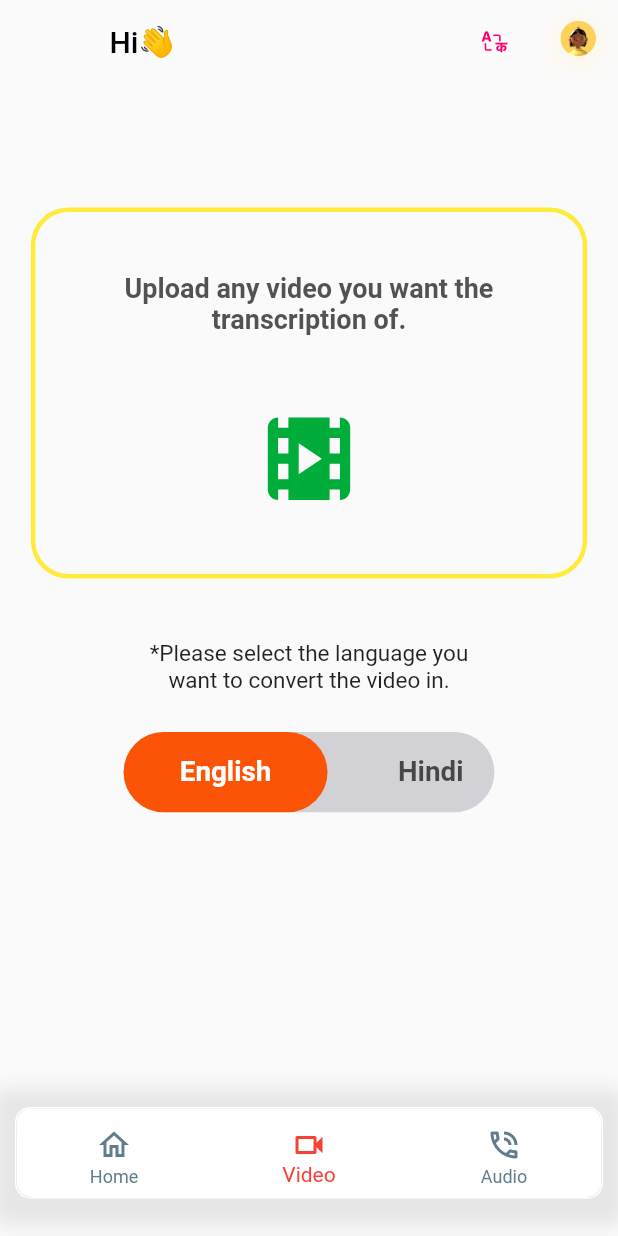
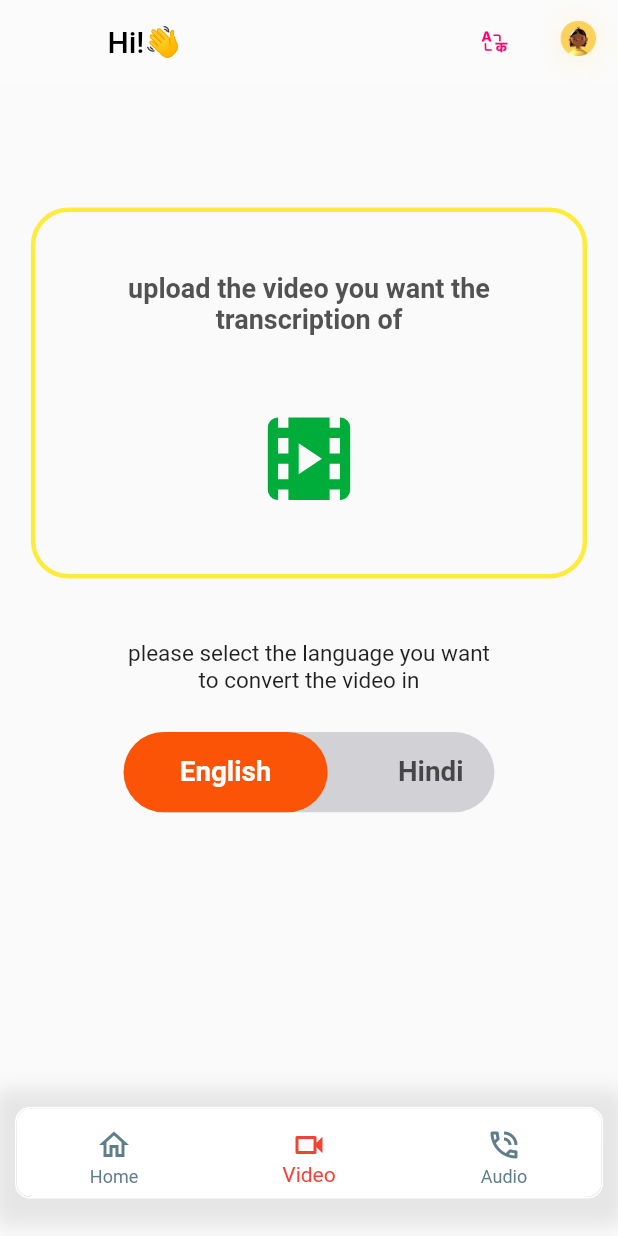
Before and after one commit to bhattabhi013/sih-swarabhaas, a Flutter app: the screen it shows once a user with an empty profile is signed in, item 2 of the bottom bar chosen, on a phone screen of 412 x 824 dp. Run offline on Flutter 3.47's test engine with Material 2 defaults, Android fonts, the phone set to English and light mode, and no system bars; our stand-ins replace firebase_auth, firebase_core, flutter_svg, gallery_saver, get, google_sign_in and 3 more; missing offline and left inert: cloudinary_public, jitsi_meet; accounts and stored records are empty; generated files the repository leaves out were written again; Roboto replaces fonts that are missing (Open-Sauce-Sans, Rubik).

Commit message:
final commit

```diff
--- /dev/null
+++ b/I10n.yaml
@@ -0,0 +1,3 @@
+arb-dir: lib/l10n
+template-arb-file: app_en.arb
+output-localization-file: app_localizations.dart
--- a/lib/home/model/jitsee_meet.dart
+++ b/lib/home/model/jitsee_meet.dart
@@ -1,6 +1,5 @@
 import 'package:firebase_auth/firebase_auth.dart';
 import 'package:flutter/material.dart';
-import 'package:jitsi_meet/feature_flag/feature_flag.dart';
 import 'package:jitsi_meet/jitsi_meet.dart';
 
 class JitseeMeet {
--- a/lib/home/screens/video_screen.dart
+++ b/lib/home/screens/video_screen.dart
@@ -6,7 +6,7 @@ import 'package:provider/provider.dart';
 import 'package:flutter_svg/flutter_svg.dart';
 import 'package:image_picker/image_picker.dart';
 import 'package:percent_indicator/percent_indicator.dart';
-
+import 'package:flutter_gen/gen_l10n/app_localizations.dart';
 import 'package:swarabhaas/home/providers/home_provider.dart';
 import 'package:swarabhaas/home/widgets/toggle_button.dart';
 
@@ -26,6 +26,7 @@ class _VideoScreenState extends State<VideoScreen> {
   Widget build(BuildContext context) {
     final homeProvider = Provider.of<HomePageProvider>(context, listen: true);
     final mediaquery = MediaQuery.of(context);
+    final appLocalization = AppLocalizations.of(context);
     return Scaffold(
       body: Column(
         crossAxisAlignment: CrossAxisAlignment.center,
@@ -41,10 +42,10 @@ class _VideoScreenState extends State<VideoScreen> {
                 borderRadius: BorderRadius.circular(25)),
             child: Column(
               children: [
-                const Text(
-                  'Upload any video you want the transcription of.',
+                Text(
+                  appLocalization.uploadVideo,
                   textAlign: TextAlign.center,
-                  style: TextStyle(
+                  style: const TextStyle(
                     fontFamily: 'Open-Sauce-Sans',
                     fontSize: 18.0,
                     color: Color.fromARGB(221, 56, 56, 56),
@@ -68,10 +69,10 @@ class _VideoScreenState extends State<VideoScreen> {
             // color: Colors.amberAccent,
             height: mediaquery.size.height * 0.05,
             width: mediaquery.size.height * 0.3,
-            child: const Text(
-              '*Please select the language you want to convert the video in.',
+            child: Text(
+              appLocalization.selectLanguage,
               textAlign: TextAlign.center,
-              style: TextStyle(
+              style: const TextStyle(
                 fontFamily: 'Open-Sauce-Sans',
                 fontSize: 15.0,
                 color: Colors.black87,
@@ -79,7 +80,7 @@ class _VideoScreenState extends State<VideoScreen> {
             ),
           ),
           AnimatedToggle(
-            values: ['English', 'Hindi'],
+            values: [appLocalization.english, appLocalization.hindi],
             onToggleCallback: (value) {
               setState(() {
                 _toggleValue = value;
@@ -106,9 +107,9 @@ class _VideoScreenState extends State<VideoScreen> {
                         onPressed: () => getVideo(homeProvider),
                         icon: const Icon(Icons.cloud_download_outlined,
                             color: Colors.white),
-                        label: const Text(
-                          ' Download',
-                          style: TextStyle(
+                        label: Text(
+                          appLocalization.download,
+                          style: const TextStyle(
                             fontFamily: 'Open-Sauce-Sans',
                             fontSize: 20.0,
                             color: Colors.white,
@@ -132,9 +133,9 @@ class _VideoScreenState extends State<VideoScreen> {
                             onPressed: () => sendVideo(homeProvider),
                             icon: const Icon(Icons.cloud_upload_outlined,
                                 color: Colors.white),
-                            label: const Text(
-                              ' Upload',
-                              style: TextStyle(
+                            label: Text(
+                              appLocalization.uploadVideo,
+                              style: const TextStyle(
                                 fontFamily: 'Open-Sauce-Sans',
                                 fontSize: 20.0,
                                 color: Colors.white,
--- /dev/null
+++ b/lib/l10N/i10N.dart
@@ -0,0 +1,18 @@
+import 'package:flutter/material.dart';
+
+class L10n {
+  static final all = [
+    const Locale('en'),
+    const Locale('hi'),
+  ];
+
+  static String getFlag(String code) {
+    switch (code) {
+      case 'hi':
+        return '🇮🇳';
+      case 'en':
+      default:
+        return '🇺🇸';
+    }
+  }
+}
--- a/lib/login/widgets/login_widget.dart
+++ b/lib/login/widgets/login_widget.dart
@@ -1,7 +1,7 @@
 import 'package:flutter/material.dart';
 import 'package:provider/provider.dart';
 import 'package:flutter_svg/flutter_svg.dart';
-
+import 'package:flutter_gen/gen_l10n/app_localizations.dart';
 import '../../utils/alerts.dart';
 import '../providers/google_auth_provider.dart';
 
@@ -12,6 +12,7 @@ class LoginWidget extends StatelessWidget {
   Widget build(BuildContext context) {
     final googleAuth = Provider.of<GoogleSignInProvider>(context);
     final mediaquery = MediaQuery.of(context);
+    final appLocalization = AppLocalizations.of(context);
     return Container(
       height: mediaquery.size.height * 1,
       width: mediaquery.size.width * 1,
@@ -62,7 +63,7 @@ class LoginWidget extends StatelessWidget {
                       ),
                     ),
                     SizedBox(width: 12),
-                    Text('Login with Google'),
+                    Text(appLocalization.loginWithGoogle),
                     SizedBox(width: 12),
                     Icon(Icons.arrow_right_alt_rounded),
                   ],
--- a/lib/main.dart
+++ b/lib/main.dart
@@ -1,12 +1,17 @@
 import 'package:flutter/material.dart';
 import 'package:firebase_core/firebase_core.dart';
 import 'package:firebase_auth/firebase_auth.dart';
+import 'package:flutter_localizations/flutter_localizations.dart';
+import 'package:intl/intl.dart';
 import 'package:provider/provider.dart';
 import 'package:swarabhaas/home/providers/home_provider.dart';
+import 'package:swarabhaas/l10N/i10N.dart';
+import 'package:swarabhaas/tabs/provider/localProvider.dart';
 import 'package:swarabhaas/tabs/screens/tabs_screen.dart';
 import 'firebase_options.dart';
 import 'login/providers/google_auth_provider.dart';
 import 'login/screens/login.dart';
+import 'package:flutter_gen/gen_l10n/app_localizations.dart';
 
 void main() async {
   WidgetsFlutterBinding.ensureInitialized();
@@ -35,18 +40,53 @@ class SwarabhaasApp extends StatelessWidget {
 
 class LandingPage extends StatelessWidget {
   FirebaseAuth auth = FirebaseAuth.instance;
+  Locale? defaultLanguage;
+
   LandingPage({Key? key}) : super(key: key);
   @override
   Widget build(BuildContext context) {
+    //final appLocalization = AppLocalizations.of(context);
     return MultiProvider(
       providers: [
         ChangeNotifierProvider(create: (context) => GoogleSignInProvider()),
         ChangeNotifierProvider(create: (context) => HomePageProvider()),
+        ChangeNotifierProvider(create: (context) => LocaleProvider()),
       ],
-      child: MaterialApp(
-        title: 'Swarabhaas',
-        home: LoginPage(),
-        routes: {'/routes': (ctx) => TabsScreen()},
+      child: ChangeNotifierProvider(
+        create: (_) => LocaleProvider(),
+        child: Consumer<LocaleProvider>(
+            builder: (context, provider, child) => MaterialApp(
+                  locale: Provider.of<LocaleProvider>(context).locale,
+                  title: 'Swarabhaas',
+                  home: const LoginPage(),
+                  supportedLocales: L10n.all,
+                  localizationsDelegates: const [
+                    AppLocalizations.delegate,
+                    GlobalMaterialLocalizations.delegate,
+                    GlobalWidgetsLocalizations.delegate,
+                    GlobalCupertinoLocalizations.delegate,
+                  ],
+                  routes: {'/routes': (ctx) => TabsScreen()},
+                  localeResolutionCallback: (locale, supportedLocales) {
+                    if (defaultLanguage != null) {
+                      Intl.defaultLocale = defaultLanguage!.toLanguageTag();
+                      return defaultLanguage;
+                    }
+                    if (locale == null) {
+                      Intl.defaultLocale =
+                          supportedLocales.first.toLanguageTag();
+                      return supportedLocales.first;
+                    }
+                    for (var supportedLocale in supportedLocales) {
+                      if (supportedLocale.languageCode == locale.languageCode) {
+                        Intl.defaultLocale = supportedLocale.toLanguageTag();
+                        return supportedLocale;
+                      }
+                    }
+                    Intl.defaultLocale = supportedLocales.first.toLanguageTag();
+                    return supportedLocales.first;
+                  },
+                )),
       ),
     );
   }
--- /dev/null
+++ b/lib/tabs/provider/localProvider.dart
@@ -0,0 +1,18 @@
+import 'package:flutter/material.dart';
+
+class LocaleProvider extends ChangeNotifier {
+  Locale? _locale;
+  Locale eng = const Locale('en');
+  Locale hin = const Locale('hi');
+  Locale? get locale => _locale;
+
+  void set() {
+    if (_locale == eng) {
+      _locale = hin;
+    } else {
+      _locale = eng;
+    }
+    _locale = locale;
+    notifyListeners();
+  }
+}
--- a/lib/tabs/screens/tabs_screen.dart
+++ b/lib/tabs/screens/tabs_screen.dart
@@ -7,6 +7,8 @@ import 'package:swarabhaas/home/screens/audioCall_Screen.dart';
 import 'package:swarabhaas/home/screens/home.dart';
 import 'package:swarabhaas/home/screens/video_screen.dart';
 import 'package:swarabhaas/login/providers/google_auth_provider.dart';
+import 'package:swarabhaas/tabs/provider/localProvider.dart';
+import 'package:flutter_gen/gen_l10n/app_localizations.dart';
 
 class TabsScreen extends StatefulWidget {
   const TabsScreen();
@@ -38,6 +40,8 @@ class _TabsScreenState extends State<TabsScreen> {
   Widget build(BuildContext context) {
     final googleAuth = Provider.of<GoogleSignInProvider>(context);
     final mediaquery = MediaQuery.of(context);
+    var selectedLocale = Localizations.localeOf(context).toString();
+    final appLocalizations = AppLocalizations.of(context);
     return Scaffold(
       appBar: AppBar(
         elevation: 0,
@@ -46,10 +50,10 @@ class _TabsScreenState extends State<TabsScreen> {
         title: Row(
           mainAxisAlignment: MainAxisAlignment.spaceAround,
           children: [
-            const Text(
-              'Hi👋',
+            Text(
+              appLocalizations.hi + '👋',
               softWrap: true,
-              style: TextStyle(
+              style: const TextStyle(
                 fontFamily: 'Open-Sauce-Sans',
                 color: Colors.black,
               ),
@@ -67,13 +71,21 @@ class _TabsScreenState extends State<TabsScreen> {
           ],
         ),
         actions: [
-          ClipRRect(
+          InkWell(
+            onTap: () {
+              final provider =
+                  Provider.of<LocaleProvider>(context, listen: false);
+
+              provider.set();
+            },
+            child: ClipRRect(
               borderRadius: BorderRadius.circular(1.0),
               child: SvgPicture.asset(
                 'assets/images/lang.svg',
                 fit: BoxFit.cover,
                 width: mediaquery.size.width * 0.1,
                 height: mediaquery.size.height * 0.1,
+              ),
             ),
           ),
           InkWell(
@@ -124,32 +136,32 @@ class _TabsScreenState extends State<TabsScreen> {
             selectedItemColor: Colors.red,
             currentIndex: _SelectedPageIndex,
             type: BottomNavigationBarType.fixed,
-            items: const [
+            items: [
               BottomNavigationBarItem(
-                  icon: Padding(
+                  icon: const Padding(
                     padding: EdgeInsets.fromLTRB(0.0, 5.0, 0.0, 0.0),
                     child: Icon(
                       Icons.home_outlined,
                     ),
                   ),
-                  label: "Home"),
+                  label: appLocalizations.home),
               BottomNavigationBarItem(
-                icon: Padding(
+                icon: const Padding(
                   padding: EdgeInsets.fromLTRB(0.0, 5.0, 0.0, 0.0),
                   child: Icon(
                     Icons.videocam_outlined,
                   ),
                 ),
-                label: "Video",
+                label: appLocalizations.video,
               ),
               BottomNavigationBarItem(
-                icon: Padding(
+                icon: const Padding(
                   padding: EdgeInsets.fromLTRB(0.0, 5.0, 0.0, 0.0),
                   child: Icon(
                     Icons.phone_in_talk_outlined,
                   ),
                 ),
-                label: "Audio",
+                label: appLocalizations.audio,
               ),
             ],
           ),
@@ -158,6 +170,8 @@ class _TabsScreenState extends State<TabsScreen> {
     );
   }
 
+  void changeLang() {}
+
   void signOut(GoogleSignInProvider gAuth) {
     if (user!.providerData[0].providerId == "google.com") {
       // signed via google
--- a/pubspec.yaml
+++ b/pubspec.yaml
@@ -29,7 +29,9 @@ environment:
 dependencies:
   flutter:
     sdk: flutter
-
+  flutter_localizations:
+    sdk: flutter
+  intl: ^0.17.0
 
 
 
@@ -71,7 +73,7 @@ dev_dependencies:
 
 # The following section is specific to Flutter.
 flutter:
-
+  generate: true
   # The following line ensures that the Material Icons font is
   # included with your application, so that you can use the icons in
   # the material Icons class.
```
Also changed, not shown: lib/home/screens/audioCall_Screen.dart (+17 -10 lines), lib/l10N/app_en.arb (added, +35 -0 lines), lib/l10N/app_hi.arb (added, +28 -0 lines), pubspec.lock. Lines whose indentation alone changed are shown as unchanged.
